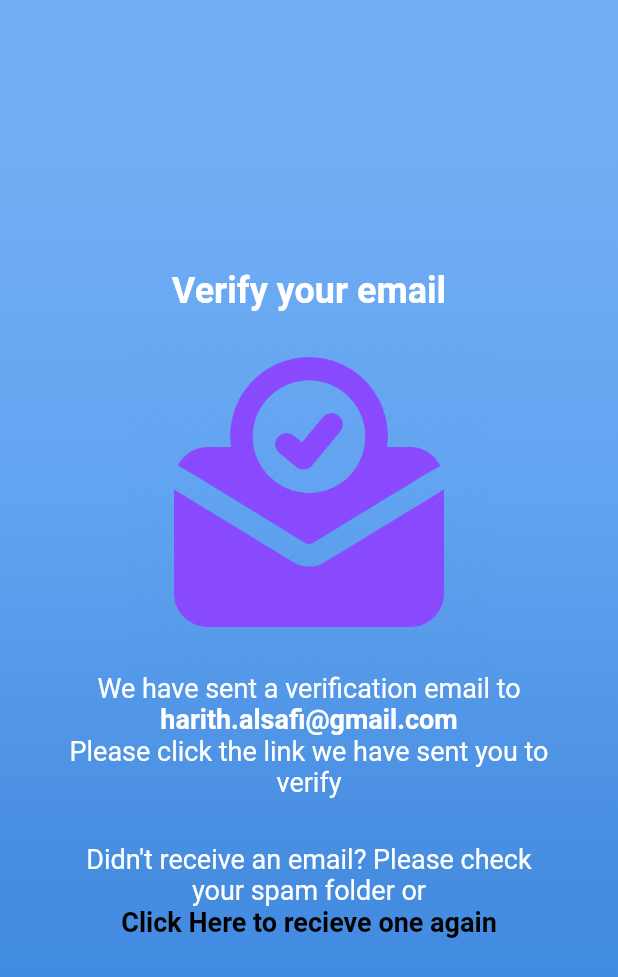
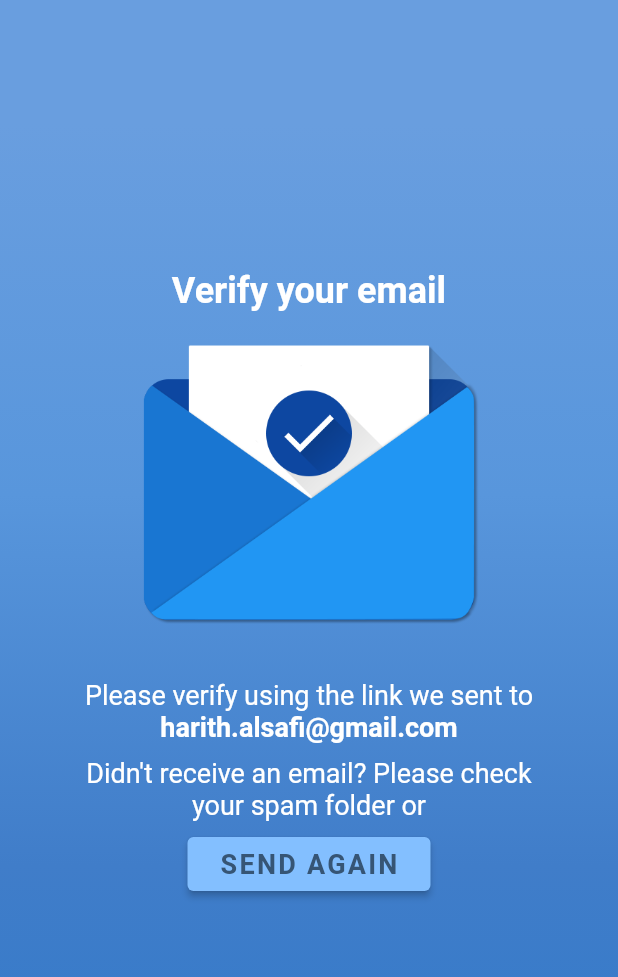
Before and after one commit to harith-alsafi/notepad, a Flutter app: the EmailVerifyView screen opened directly, on a phone screen of 412 x 824 dp. Shown: the top 977 px of the screen. Run offline on Flutter 3.47's test engine with Material 2 defaults, Android fonts, the light colour scheme and no system bars; our stand-ins replace firebase_auth, firebase_core; accounts and stored records are empty; Roboto replaces fonts that are missing (OpenSans).

```diff
--- a/lib/main.dart
+++ b/lib/main.dart
@@ -1,5 +1,6 @@
 import 'package:flutter/material.dart';
 import 'package:notepad/views/email_verify_view.dart';
+import 'package:notepad/views/error_view.dart';
 import 'package:notepad/views/login_view.dart';
 import 'package:notepad/views/register_view.dart';
 
@@ -8,6 +9,8 @@ void main() {
   runApp(MaterialApp(
     title: 'NotePad',
     theme: ThemeData.light(),
-    home: const LoginView(),
+    home: const EmailVerifyView(
+        // errorMessage: "Failed",
+        ),
   ));
 }
--- a/lib/themes/decorations.dart
+++ b/lib/themes/decorations.dart
@@ -29,10 +29,10 @@ class EntryViewStyles {
       begin: Alignment.topCenter,
       end: Alignment.bottomCenter,
       colors: [
-        Color(0xFF73AEF5),
-        Color(0xFF61A4F1),
-        Color(0xFF478DE0),
-        Color(0xFF398AE5),
+        Color.fromARGB(255, 105, 158, 223),
+        Color.fromARGB(255, 88, 150, 220),
+        Color.fromARGB(255, 64, 125, 201),
+        Color.fromARGB(255, 51, 122, 202),
       ],
       stops: [0.1, 0.4, 0.7, 0.9],
     ),
--- /dev/null
+++ b/lib/views/custom_widgets.dart
@@ -0,0 +1,74 @@
+import 'package:flutter/material.dart';
+import 'package:flutter/services.dart';
+
+import '../themes/decorations.dart';
+
+class CustomWidgets {
+  static Text titleText(String text, {double font = 30.0}) {
+    return Text(
+      text,
+      textAlign: TextAlign.center,
+      style: TextStyle(
+        color: Colors.white,
+        fontFamily: 'OpenSans',
+        fontSize: font,
+        fontWeight: FontWeight.bold,
+      ),
+    );
+  }
+
+  static ElevatedButton entryButton(String text, {VoidCallback? onTap}) {
+    return ElevatedButton(
+      style: const ButtonStyle(
+          backgroundColor:
+              MaterialStatePropertyAll(Color.fromARGB(255, 131, 191, 255))),
+      onPressed: onTap,
+      child: Text(
+        text,
+        style: const TextStyle(
+          color: Color.fromARGB(255, 54, 85, 117),
+          letterSpacing: 1.5,
+          fontSize: 18.0,
+          fontWeight: FontWeight.bold,
+          fontFamily: 'OpenSans',
+        ),
+      ),
+    );
+  }
+
+  static AnnotatedRegion<SystemUiOverlayStyle> entryBackGround(
+      BuildContext context,
+      {double height = double.infinity,
+      double width = double.infinity,
+      double horizantalPadding = 60.0,
+      double verticalPadding = 120,
+      Widget? child}) {
+    return AnnotatedRegion<SystemUiOverlayStyle>(
+      value: SystemUiOverlayStyle.light,
+      child: GestureDetector(
+        onTap: () => FocusScope.of(context).unfocus(),
+        child: Stack(
+          children: <Widget>[
+            Container(
+              alignment: Alignment.center,
+              height: double.infinity,
+              decoration: EntryViewStyles.mainBoxStyle,
+              child: SizedBox(
+                height: height,
+                width: width,
+                child: SingleChildScrollView(
+                  physics: const AlwaysScrollableScrollPhysics(),
+                  padding: EdgeInsets.symmetric(
+                    horizontal: horizantalPadding,
+                    vertical: verticalPadding,
+                  ),
+                  child: child,
+                ),
+              ),
+            ),
+          ],
+        ),
+      ),
+    );
+  }
+}
--- a/lib/views/email_verify_view.dart
+++ b/lib/views/email_verify_view.dart
@@ -6,6 +6,7 @@ import 'package:flutter/services.dart';
 import 'package:flutter/src/widgets/container.dart';
 import 'package:flutter/src/widgets/framework.dart';
 import 'package:notepad/utilities/debug_print.dart';
+import 'package:notepad/views/custom_widgets.dart';
 
 import '../themes/decorations.dart';
 
@@ -46,43 +47,13 @@ class _EmailVerifyViewState extends State<EmailVerifyView> {
     );
   }
 
-  Widget _buildFotterAction() {
-    return Column(
-      children: [
-        const Text(
-          "Didn't receive an email? Please check your spam folder or",
-          style: TextStyle(
-            color: Colors.white,
-            fontSize: 18.0,
-            fontWeight: FontWeight.normal,
-          ),
-          textAlign: TextAlign.center,
-        ),
-        MouseRegion(
-          cursor: SystemMouseCursors.click,
-          child: GestureDetector(
-            child: const Text(
-              "Click Here to recieve one again",
-              style: TextStyle(
-                color: Colors.black,
-                fontSize: 18.0,
-                fontWeight: FontWeight.bold,
-              ),
-            ),
-            onTap: () {},
-          ),
-        ),
-      ],
-    );
-  }
-
   Widget _buildFotterText() {
     return RichText(
       textAlign: TextAlign.center,
       text: const TextSpan(
         children: [
           TextSpan(
-            text: "We have sent a verification email to\n",
+            text: "Please verify using the link we sent to\n",
             style: TextStyle(
               color: Colors.white,
               fontSize: 18.0,
@@ -90,18 +61,11 @@ class _EmailVerifyViewState extends State<EmailVerifyView> {
             ),
           ),
           TextSpan(
-            text: "harith.alsafi@gmail.com\n",
+            text: "harith.alsafi@gmail.com",
             style: TextStyle(
               color: Colors.white,
               fontSize: 18.0,
               fontWeight: FontWeight.bold,
-            ),
-          ),
-          TextSpan(
-            text: "Please click the link we have sent you to verify",
-            style: TextStyle(
-              color: Colors.white,
-              fontSize: 18.0,
             ),
           ),
         ],
@@ -109,46 +73,57 @@ class _EmailVerifyViewState extends State<EmailVerifyView> {
     );
   }
 
-  @override
-  Widget build(BuildContext context) {
-    return Scaffold(
-      body: AnnotatedRegion<SystemUiOverlayStyle>(
-        value: SystemUiOverlayStyle.light,
-        child: GestureDetector(
-          onTap: () => FocusScope.of(context).unfocus(),
-          child: Stack(
-            children: <Widget>[
-              Container(
-                alignment: Alignment.center,
-                height: double.infinity,
-                width: double.infinity,
-                decoration: EntryViewStyles.mainBoxStyle,
-                child: SizedBox(
-                  height: double.infinity,
-                  width: 600,
-                  child: SingleChildScrollView(
-                    physics: const AlwaysScrollableScrollPhysics(),
-                    padding: const EdgeInsets.symmetric(
-                      horizontal: 40,
-                      vertical: 180.0,
-                    ),
-                    child: Column(
-                      mainAxisAlignment: MainAxisAlignment.center,
-                      children: [
-                        _buildTitle(),
-                        _buildMailLogo(),
-                        _buildFotterText(),
-                        const SizedBox(height: 30.0),
-                        _buildFotterAction()
-                      ],
-                    ),
-                  ),
-                ),
-              ),
-            ],
-          ),
+  Widget _buildFotterAction() {
+    return const Text(
+      "Didn't receive an email? Please check your spam folder or",
+      style: TextStyle(
+        color: Colors.white,
+        fontSize: 18.0,
+        fontWeight: FontWeight.normal,
+      ),
+      textAlign: TextAlign.center,
+    );
+  }
+
+  Widget _buildSendAgainButton() {
+    return SizedBox(
+      width: double.infinity,
+      child: Padding(
+        padding: const EdgeInsets.symmetric(
+          horizontal: 85,
+          vertical: 5,
+        ),
+        child: CustomWidgets.entryButton(
+          "SEND AGAIN",
+          onTap: () => {},
         ),
       ),
     );
   }
+
+  Widget _buildMain() {
+    return CustomWidgets.entryBackGround(
+      context,
+      width: 600,
+      horizantalPadding: 40,
+      verticalPadding: 180,
+      child: Column(
+        mainAxisAlignment: MainAxisAlignment.center,
+        children: [
+          _buildTitle(),
+          const SizedBox(height: 5.0),
+          _buildMailLogo(),
+          _buildFotterText(),
+          const SizedBox(height: 10.0),
+          _buildFotterAction(),
+          _buildSendAgainButton()
+        ],
+      ),
+    );
+  }
+
+  @override
+  Widget build(BuildContext context) {
+    return Scaffold(body: _buildMain());
+  }
 }
--- a/lib/views/login_view.dart
+++ b/lib/views/login_view.dart
@@ -80,7 +80,8 @@ class _LoginViewState extends State<LoginView> {
                 googleAction: (context) {},
               );
             } else {
-              return Text("Error occured ${snapshot.error}");
+              return Text("Error occured ${snapshot.error}",
+                  style: TextStyle(fontSize: 18.0));
             }
           } else {
             return const Center(
```
Also changed, not shown: lib/views/entry_view.dart (+11 -50 lines), lib/views/error_view.dart (+57 -0 lines), assets/logos/mail.png, 1 other file.
